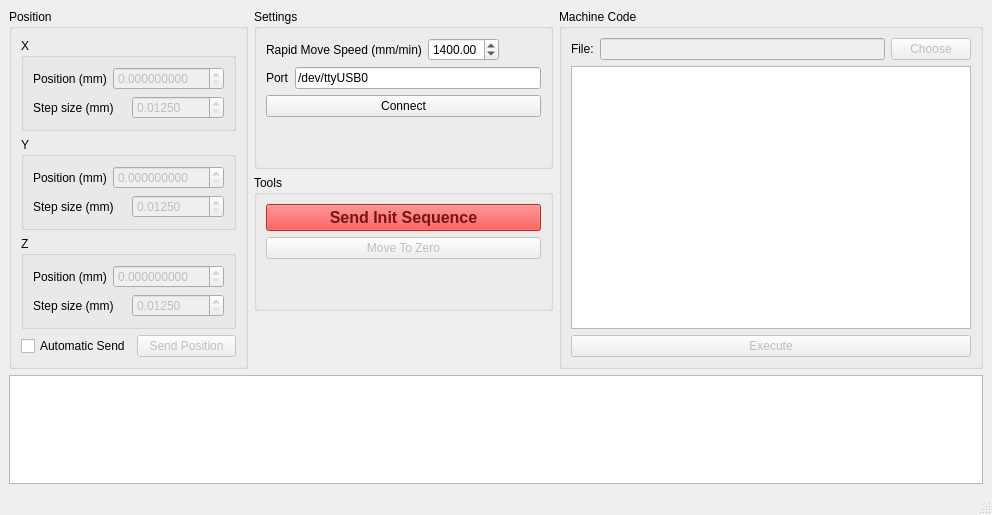
Qt form gui/ui.ui (arneboe/vhf_cam330_cnc450_spc600) before a commit.
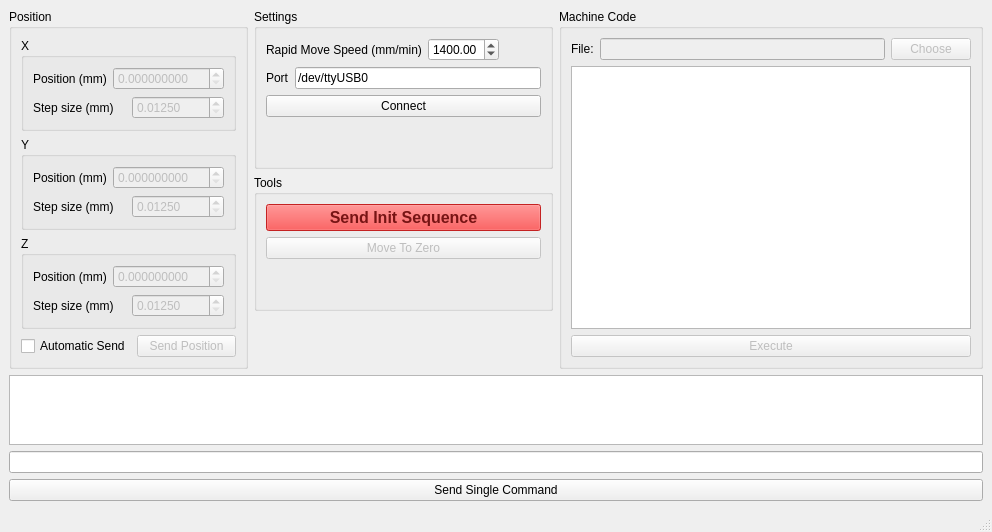
The same form after that commit.

```diff
--- a/gui/ui.ui
+++ b/gui/ui.ui
@@ -936,6 +936,16 @@
       </property>
      </widget>
     </item>
+    <item>
+     <widget class="QLineEdit" name="lineEditSingleCommand"/>
+    </item>
+    <item>
+     <widget class="QPushButton" name="pushButtonSendSingleCommand">
+      <property name="text">
+       <string>Send Single Command</string>
+      </property>
+     </widget>
+    </item>
    </layout>
   </widget>
   <widget class="QStatusBar" name="statusBar"/>
```
